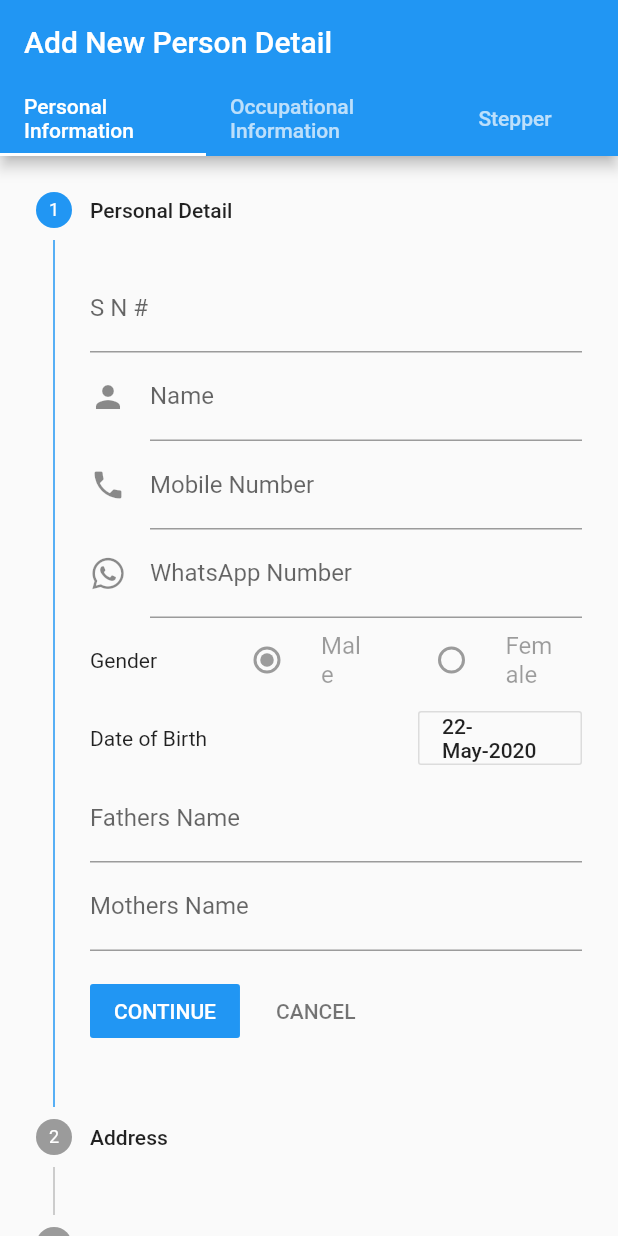
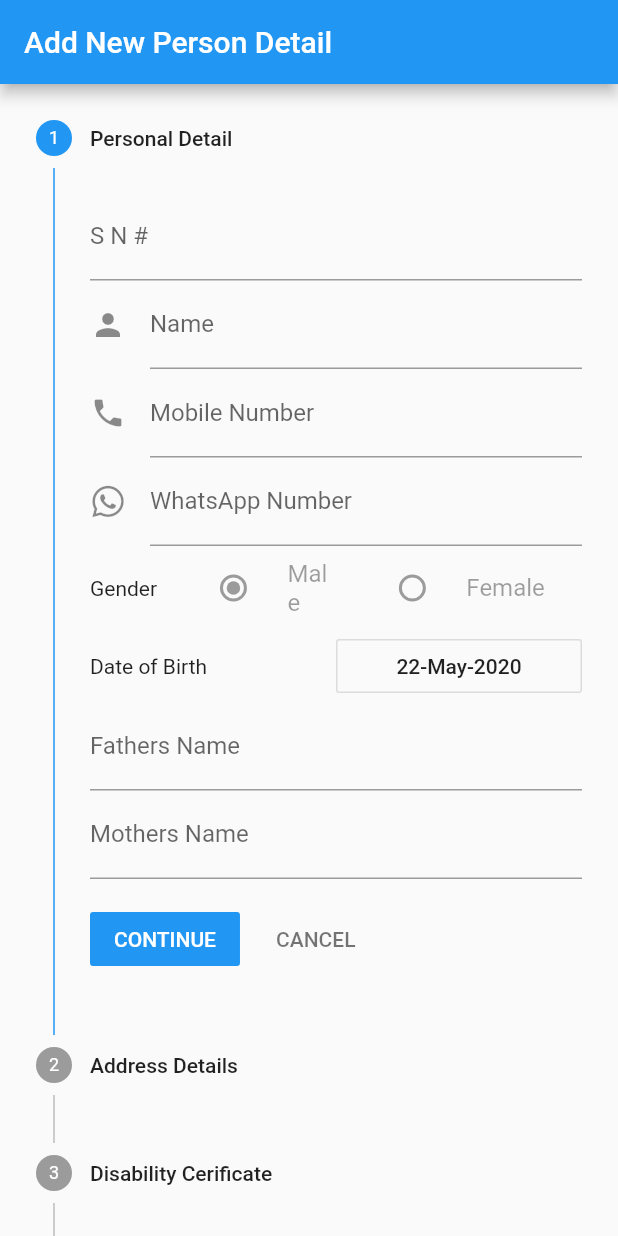
Before and after one commit to pratyushharsh/snumngo, a Flutter app: the screen it shows after launch, on a phone screen of 412 x 824 dp. Run offline on Flutter 3.47's test engine with Material 2 defaults, Android fonts, the phone set to English and light mode, and no system bars; our stand-ins replace bloc, equatable, firebase_auth, flutter_bloc, flutter_icons, rxdart; accounts and stored records are empty.

Commit message:
Updated Layout

```diff
--- a/lib/person/add_person.dart
+++ b/lib/person/add_person.dart
@@ -5,21 +5,11 @@ import 'package:snumngo/person/add_person_form.dart';
 class AddPerson extends StatelessWidget {
   @override
   Widget build(BuildContext context) {
-    return DefaultTabController(
-      length: 3,
-      child: Scaffold(
-        appBar: AppBar(
-          title: Text(S.of(context).person_detail),
-          bottom: TabBar(
-            tabs: <Widget>[
-              Tab(child: Text(S.of(context).personal_info),),
-              Tab(child: Text(S.of(context).occupational_detail),),
-              Tab(child: Text("Stepper"),),
-            ],
-          ),
-        ),
-        body: AddPersonForm(),
+    return Scaffold(
+      appBar: AppBar(
+        title: Text(S.of(context).person_detail),
       ),
+      body: AddPersonForm(),
     );
   }
 }
--- a/lib/person/add_person_form.dart
+++ b/lib/person/add_person_form.dart
@@ -2,6 +2,7 @@ import 'package:flutter/material.dart';
 import 'package:snumngo/person/occupation_detail.dart';
 import 'package:snumngo/person/personal_detail.dart';
 
+import 'model/person.dart';
 
 class AddPersonForm extends StatefulWidget {
   @override
@@ -11,13 +12,14 @@ class AddPersonForm extends StatefulWidget {
 class _AddPersonFormState extends State<AddPersonForm> {
 
   int _currentStep = 0;
+  Person person = Person();
 
   @override
   Widget build(BuildContext context) {
     return Form(
       child: Stepper(
         physics: ClampingScrollPhysics(),
-        steps: _mySteps(),
+        steps: _mySteps(person),
         currentStep: this._currentStep,
         onStepTapped: (step) {
           setState(() {
@@ -34,7 +36,7 @@ class _AddPersonFormState extends State<AddPersonForm> {
     );
   }
 
-  List<Step> _mySteps() {
+  List<Step> _mySteps(Person person) {
     List<Step> _steps = [
       Step(
         title: Text("Personal Detail"),
@@ -42,7 +44,7 @@ class _AddPersonFormState extends State<AddPersonForm> {
         isActive: _currentStep >= 0,
       ),
       Step(
-        title: Text("Address"),
+        title: Text("Address Details"),
         content: AddressWidget(),
         isActive: _currentStep >= 1,
       ),
@@ -53,12 +55,12 @@ class _AddPersonFormState extends State<AddPersonForm> {
       ),
       Step(
           title: Text("Aadhaar Detail"),
-          content: AadharWidget(),
+          content: AadharBankWidget(person: person,),
           isActive: _currentStep >= 3
       ),
       Step(
           title: Text("Pan Voter"),
-          content: VoterWidget(),
+          content: PanVoterWidget(),
           isActive: _currentStep >= 3
       ),
       Step(
@@ -66,6 +68,11 @@ class _AddPersonFormState extends State<AddPersonForm> {
         content: OccupationalDetail(),
         isActive: _currentStep >= 2,
       ),
+      Step(
+        title: Text("Finish and Upload"),
+        content: Text("Submit Detail"),
+        subtitle: Text("Subtitle")
+      )
     ];
     return _steps;
   }
--- a/lib/person/model/person.dart
+++ b/lib/person/model/person.dart
@@ -88,7 +88,7 @@ class PersonalInfo  extends Equatable{
 }
 
 class AadharBankDetail  extends Equatable{
-  final String aadhaar;
+  final String aadhaarNo;
   final String frontUrl;
   final String backUrl;
   final bool bankLinked;
@@ -96,11 +96,11 @@ class AadharBankDetail  extends Equatable{
   final String accountNumber;
   final String ifscCode;
 
-  AadharBankDetail({this.aadhaar, this.frontUrl, this.backUrl, this.bankLinked, this.bankName, this.accountNumber, this.ifscCode});
+  AadharBankDetail({this.aadhaarNo, this.frontUrl, this.backUrl, this.bankLinked, this.bankName, this.accountNumber, this.ifscCode});
 
-  AadharBankDetail copyWith({ String aadhaar, String frontUrl, String backUrl, bool bankLinked, String bankName, String accountNumber, String ifscCode }) {
+  AadharBankDetail copyWith({ String aadhaarNo, String frontUrl, String backUrl, bool bankLinked, String bankName, String accountNumber, String ifscCode }) {
     return AadharBankDetail(
-      aadhaar: aadhaar ?? this.aadhaar,
+      aadhaarNo: aadhaarNo ?? this.aadhaarNo,
       frontUrl: frontUrl ?? this.frontUrl,
       backUrl: backUrl ?? this.backUrl,
       bankLinked: bankLinked ?? this.bankLinked,
@@ -111,7 +111,7 @@ class AadharBankDetail  extends Equatable{
   }
 
   @override
-  List<Object> get props => [aadhaar, frontUrl, backUrl, bankLinked, bankName, accountNumber, ifscCode];
+  List<Object> get props => [aadhaarNo, frontUrl, backUrl, bankLinked, bankName, accountNumber, ifscCode];
 //
 //  AadharBankDetailEntity toEntity() {
 //    return AadharBankDetailEntity(aadhaar: aadhaar, frontUrl: frontUrl, backUrl: backUrl, bankLinked: bankLinked, bankName: bankName, accountNumber: accountNumber, ifscCode: ifscCode);
```
Also changed, not shown: lib/person/occupation_detail.dart (+49 -59 lines), lib/person/personal_detail.dart (+75 -103 lines), lib/generated/l10n.dart, pubspec.lock.
